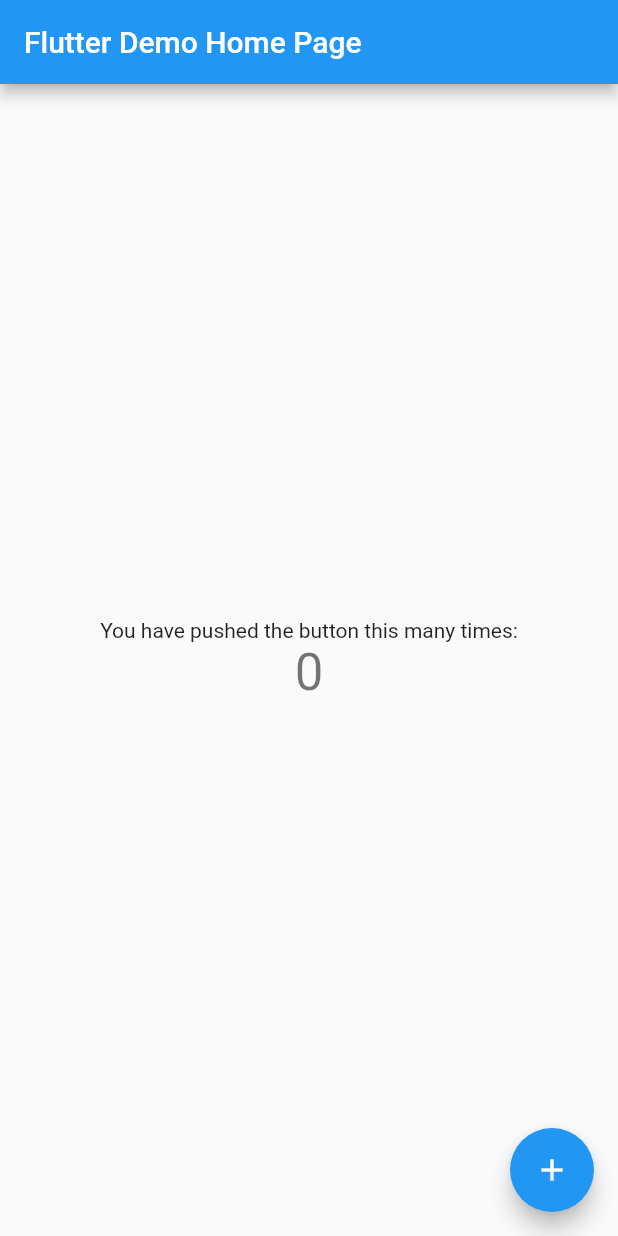
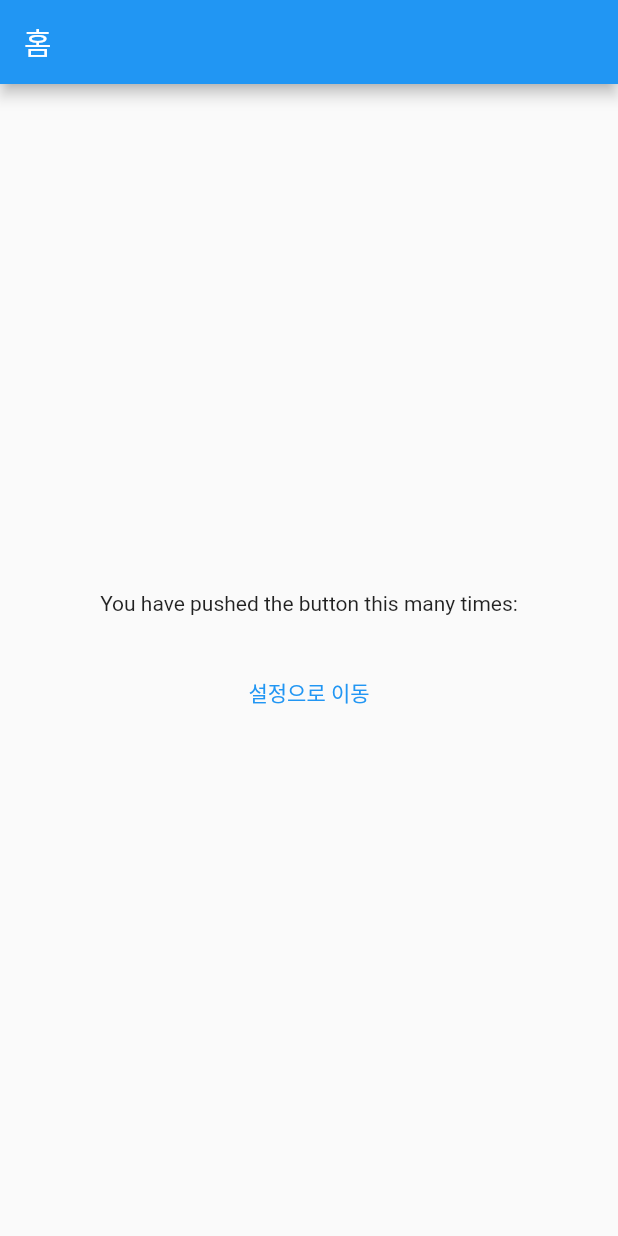
Before and after one commit to hyochan/flutter_navigation_sample, a Flutter app: the screen it shows after launch, on a phone screen of 412 x 824 dp. Run offline on Flutter 3.47's test engine with Material 2 defaults, Android fonts, the phone set to English and light mode, and no system bars.

Commit message:
feat: 플러터 네비게이션 1-2까지 작성

```diff
--- /dev/null
+++ b/lib/home.dart
@@ -0,0 +1,41 @@
+import 'package:flutter/material.dart';
+import 'package:flutter_navigation_sample/settings.dart';
+
+class Home extends StatefulWidget {
+  const Home({super.key, required this.title});
+  final String title;
+
+  @override
+  State<Home> createState() => _HomeState();
+}
+
+class _HomeState extends State<Home> {
+  @override
+  Widget build(BuildContext context) {
+    return Scaffold(
+      appBar: AppBar(
+        title: Text(widget.title),
+      ),
+      body: Center(
+        child: Column(
+          mainAxisAlignment: MainAxisAlignment.center,
+          children: <Widget>[
+            const Text(
+              'You have pushed the button this many times:',
+            ),
+            const SizedBox(height: 28),
+            TextButton(
+              child: const Text('설정으로 이동'),
+              onPressed: () => Navigator.of(context).push(
+                MaterialPageRoute(
+                  builder: (context) => const Settings(title: '설정'),
+                ),
+              ),
+              // onPressed: () => Navigator.of(context).pushNamed('settings'),
+            ),
+          ],
+        ),
+      ),
+    );
+  }
+}
--- a/lib/main.dart
+++ b/lib/main.dart
@@ -1,4 +1,6 @@
 import 'package:flutter/material.dart';
+import 'package:flutter_navigation_sample/home.dart';
+import 'package:flutter_navigation_sample/settings.dart';
 
 void main() {
   runApp(const MyApp());
@@ -11,7 +13,7 @@ class MyApp extends StatelessWidget {
   @override
   Widget build(BuildContext context) {
     return MaterialApp(
-      title: 'Flutter Demo',
+      title: 'Flutter Navigation Sample',
       theme: ThemeData(
         // This is the theme of your application.
         //
@@ -24,92 +26,12 @@ class MyApp extends StatelessWidget {
         // is not restarted.
         primarySwatch: Colors.blue,
       ),
-      home: const MyHomePage(title: 'Flutter Demo Home Page'),
+      home: const Home(title: 'Flutter Navigation'),
+      initialRoute: 'home',
+      routes: {
+        'settings': (context) => const Settings(title: '설정'),
+        'home': (context) => const Home(title: '홈'),
+      },
     );
   }
 }
-
-class MyHomePage extends StatefulWidget {
-  const MyHomePage({super.key, required this.title});
-
-  // This widget is the home page of your application. It is stateful, meaning
-  // that it has a State object (defined below) that contains fields that affect
-  // how it looks.
-
-  // This class is the configuration for the state. It holds the values (in this
-  // case the title) provided by the parent (in this case the App widget) and
-  // used by the build method of the State. Fields in a Widget subclass are
-  // always marked "final".
-
-  final String title;
-
-  @override
-  State<MyHomePage> createState() => _MyHomePageState();
-}
-
-class _MyHomePageState extends State<MyHomePage> {
-  int _counter = 0;
-
-  void _incrementCounter() {
-    setState(() {
-      // This call to setState tells the Flutter framework that something has
-      // changed in this State, which causes it to rerun the build method below
-      // so that the display can reflect the updated values. If we changed
-      // _counter without calling setState(), then the build method would not be
-      // called again, and so nothing would appear to happen.
-      _counter++;
-    });
-  }
-
-  @override
-  Widget build(BuildContext context) {
-    // This method is rerun every time setState is called, for instance as done
-    // by the _incrementCounter method above.
-    //
-    // The Flutter framework has been optimized to make rerunning build methods
-    // fast, so that you can just rebuild anything that needs updating rather
-    // than having to individually change instances of widgets.
-    return Scaffold(
-      appBar: AppBar(
-        // Here we take the value from the MyHomePage object that was created by
-        // the App.build method, and use it to set our appbar title.
-        title: Text(widget.title),
-      ),
-      body: Center(
-        // Center is a layout widget. It takes a single child and positions it
-        // in the middle of the parent.
-        child: Column(
-          // Column is also a layout widget. It takes a list of children and
-          // arranges them vertically. By default, it sizes itself to fit its
-          // children horizontally, and tries to be as tall as its parent.
-          //
-          // Invoke "debug painting" (press "p" in the console, choose the
-          // "Toggle Debug Paint" action from the Flutter Inspector in Android
-          // Studio, or the "Toggle Debug Paint" command in Visual Studio Code)
-          // to see the wireframe for each widget.
-          //
-          // Column has various properties to control how it sizes itself and
-          // how it positions its children. Here we use mainAxisAlignment to
-          // center the children vertically; the main axis here is the vertical
-          // axis because Columns are vertical (the cross axis would be
-          // horizontal).
-          mainAxisAlignment: MainAxisAlignment.center,
-          children: <Widget>[
-            const Text(
-              'You have pushed the button this many times:',
-            ),
-            Text(
-              '$_counter',
-              style: Theme.of(context).textTheme.headlineMedium,
-            ),
-          ],
-        ),
-      ),
-      floatingActionButton: FloatingActionButton(
-        onPressed: _incrementCounter,
-        tooltip: 'Increment',
-        child: const Icon(Icons.add),
-      ), // This trailing comma makes auto-formatting nicer for build methods.
-    );
-  }
-}
```
Also changed, not shown: lib/settings.dart (added, +86 -0 lines), 1 other file.
